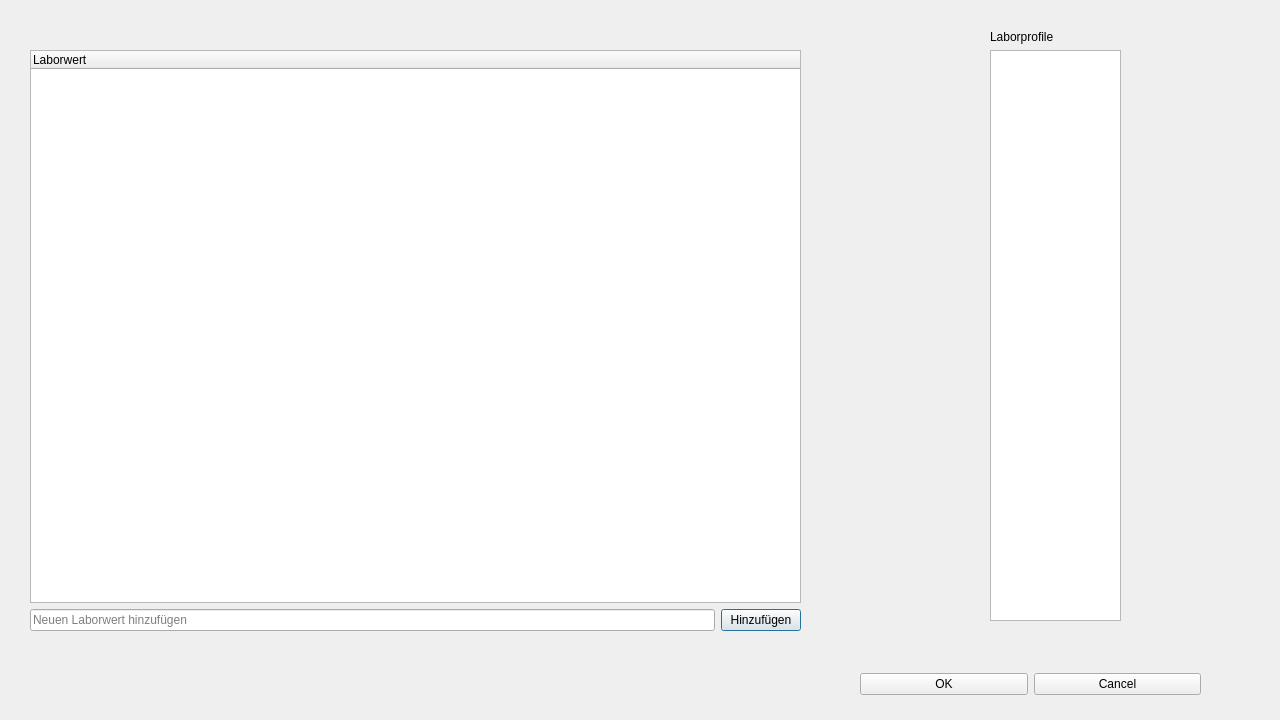
bogie/medicoLabTool, file labprofiledialog.ui: the form before one commit.
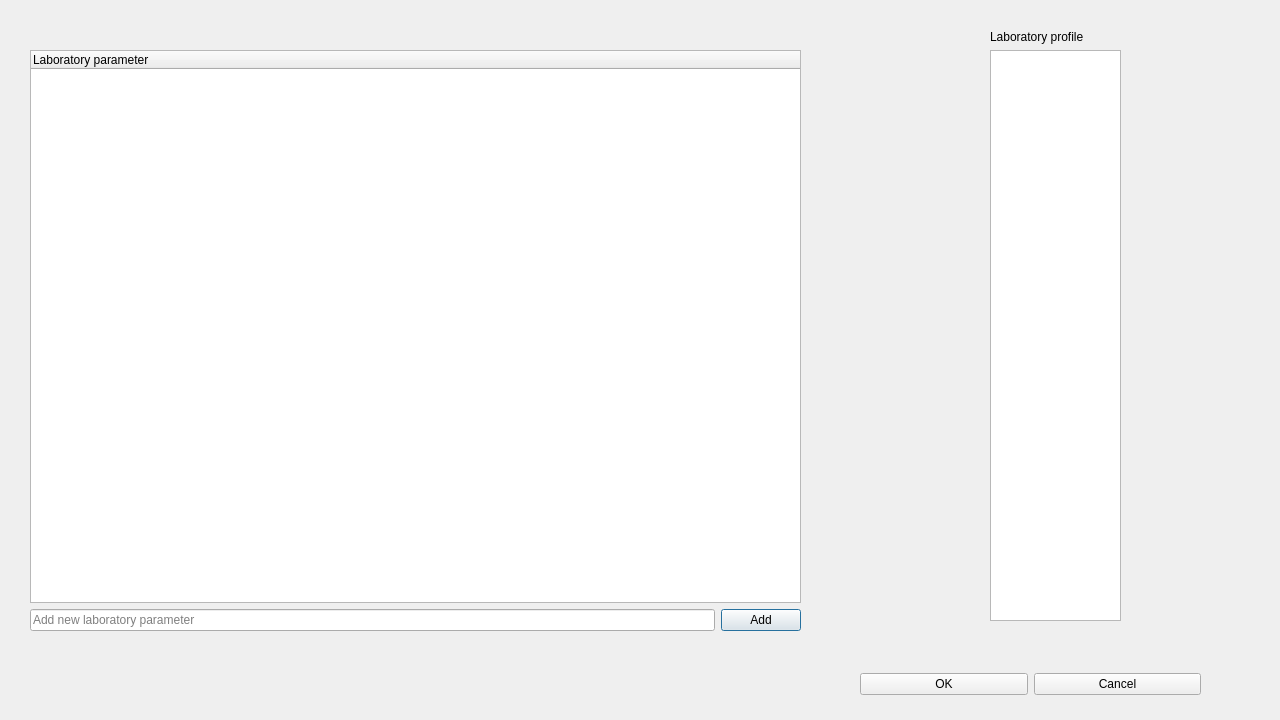
The form after the commit.

Commit message:
Fixed crash, added new profile editor
- Fixed a crash when no profile exists
- Added a new way to add profiles(multiple tables per view)

Diff of the .ui file:
```diff
--- a/labprofiledialog.ui
+++ b/labprofiledialog.ui
@@ -46,7 +46,7 @@
       </property>
       <column>
        <property name="text">
-        <string>Laborwert</string>
+        <string>Laboratory parameter</string>
        </property>
       </column>
      </widget>
@@ -56,14 +56,14 @@
       <item>
        <widget class="QLineEdit" name="labparamInput">
         <property name="placeholderText">
-         <string>Neuen Laborwert hinzufügen</string>
+         <string>Add new laboratory parameter</string>
         </property>
        </widget>
       </item>
       <item>
        <widget class="QPushButton" name="addLabparamButton">
         <property name="text">
-         <string>Hinzufügen</string>
+         <string>Add</string>
         </property>
        </widget>
       </item>
@@ -84,7 +84,7 @@
     <item>
      <widget class="QLabel" name="label">
       <property name="text">
-       <string>Laborprofile</string>
+       <string>Laboratory profile</string>
       </property>
      </widget>
     </item>
```
Left out of the diff: 4 changed lines with no effect on the pictures. The commit also changes 25 other files.
